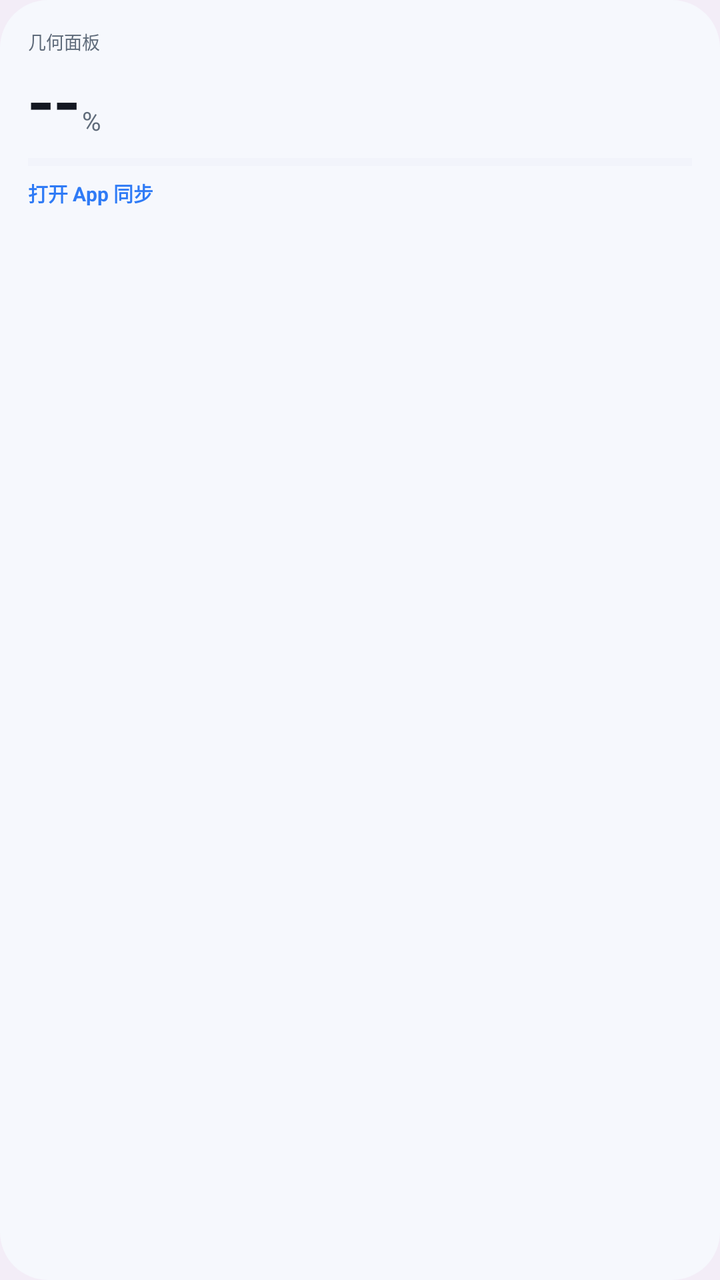
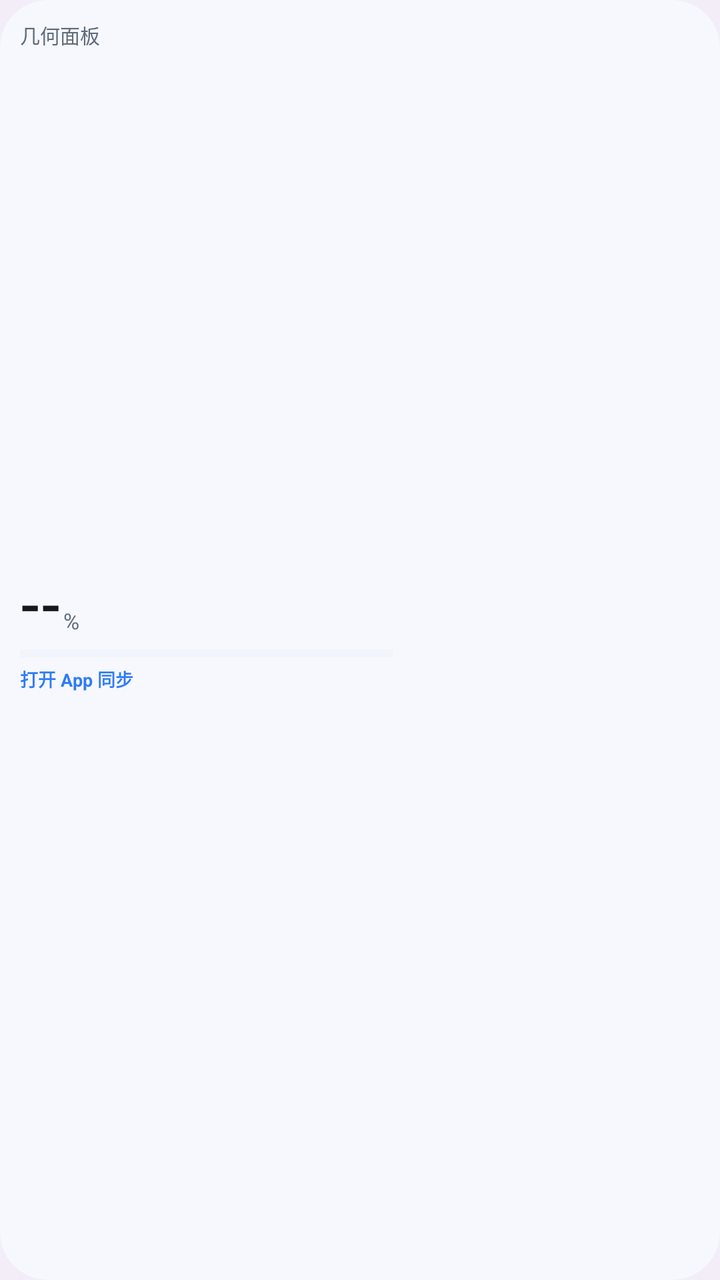

The first picture is an Android layout as it rendered before a commit; the second is the same layout after the commit. The layout source and the unified diff follow.
<!-- AndroidManifest.xml: application theme Theme.ZeehoWebNext -->
<!-- res/layout/widget_2x2.xml -->
<?xml version="1.0" encoding="utf-8"?>
<LinearLayout xmlns:android="http://schemas.android.com/apk/res/android"
    android:id="@+id/w_root"
    android:layout_width="match_parent"
    android:layout_height="match_parent"
    android:orientation="vertical"
    android:padding="14dp"
    android:background="@drawable/widget_card">

    <LinearLayout
        android:layout_width="match_parent"
        android:layout_height="wrap_content"
        android:gravity="center_vertical"
        android:orientation="horizontal">
        <TextView
            android:id="@+id/w_title"
            android:layout_width="0dp"
            android:layout_height="wrap_content"
            android:layout_weight="1"
            android:singleLine="true"
            android:ellipsize="end"
            android:text="@string/widget_title"
            android:textColor="@color/widget_text_secondary"
            android:textSize="9sp" />
</LinearLayout>

    <LinearLayout
        android:layout_width="match_parent"
        android:layout_height="wrap_content"
        android:layout_marginTop="2dp"
        android:baselineAligned="false"
        android:gravity="bottom"
        android:orientation="horizontal">
        <TextView
            android:id="@+id/w_soc"
            android:layout_width="wrap_content"
            android:layout_height="wrap_content"
            android:includeFontPadding="false"
            android:fontFamily="sans-serif-medium"
            android:text="@string/widget_soc_unknown"
            android:textColor="@color/widget_text_primary"
            android:textSize="38sp" />
        <TextView
            android:layout_width="wrap_content"
            android:layout_height="wrap_content"
            android:layout_marginStart="1dp"
            android:layout_marginBottom="5dp"
            android:text="%"
            android:textColor="@color/widget_text_secondary"
            android:textSize="13sp" />
        <TextView
            android:id="@+id/w_voltage"
            android:layout_width="0dp"
            android:layout_height="wrap_content"
            android:layout_marginBottom="5dp"
            android:layout_weight="1"
            android:gravity="end"
            android:singleLine="true"
            android:text=""
            android:textColor="@color/widget_text_secondary"
            android:textSize="9sp" />
    </LinearLayout>

    <ProgressBar
        android:id="@+id/w_progress"
        style="?android:attr/progressBarStyleHorizontal"
        android:layout_width="match_parent"
        android:layout_height="4dp"
        android:layout_marginTop="5dp"
        android:progressBackgroundTint="@color/widget_line"
        android:progressTint="@color/widget_accent" />

    <TextView
        android:id="@+id/w_charge"
        android:layout_width="match_parent"
        android:layout_height="wrap_content"
        android:layout_marginTop="6dp"
        android:singleLine="true"
        android:text="@string/widget_no_data"
        android:textColor="@color/widget_accent"
        android:textSize="10sp"
        android:textStyle="bold" />

    <TextView
        android:id="@+id/w_sub"
        android:layout_width="match_parent"
        android:layout_height="wrap_content"
        android:layout_marginTop="1dp"
        android:singleLine="true"
        android:ellipsize="end"
        android:text=""
        android:textColor="@color/widget_text_secondary"
        android:textSize="8sp" />

    <TextView
        android:layout_width="match_parent"
        android:layout_height="0dp"
        android:layout_weight="1" />

    <LinearLayout
        android:layout_width="match_parent"
        android:layout_height="wrap_content"
        android:layout_marginTop="3dp"
        android:orientation="horizontal">
        <TextView
            android:id="@+id/w_lock"
            android:layout_width="0dp"
            android:layout_height="wrap_content"
            android:layout_weight="1"
            android:singleLine="true"
            android:text=""
            android:textColor="@color/widget_text_secondary"
            android:textSize="8sp" />
        <TextView
            android:id="@+id/w_updated"
            android:layout_width="wrap_content"
            android:layout_height="wrap_content"
            android:singleLine="true"
            android:text=""
            android:textColor="@color/widget_text_secondary"
            android:textSize="8sp" />
    </LinearLayout>
</LinearLayout>
<!-- resources referenced by this layout -->
<resources>
  <color name="widget_accent">#FF2F7BF6</color>
  <color name="widget_line">#FFE2E8F2</color>
  <color name="widget_text_primary">#FF131720</color>
  <color name="widget_text_secondary">#FF5F6B7A</color>
  <!-- drawable widget_card (drawable) -->
  <?xml version="1.0" encoding="utf-8"?>
  <shape xmlns:android="http://schemas.android.com/apk/res/android" android:shape="rectangle">
      <solid android:color="@color/widget_card_bg" />
      <corners android:radius="24dp" />
  </shape>
  <string name="widget_no_data">打开 App 同步</string>
  <string name="widget_soc_unknown">--</string>
  <string name="widget_title">几何面板</string>
  <style name="Theme.ZeehoWebNext" parent="android:Theme.Material.Light.NoActionBar">
          <item name="android:windowBackground">@color/page_light</item>
          <item name="android:statusBarColor">@android:color/transparent</item>
          <item name="android:navigationBarColor">@android:color/transparent</item>
          <item name="android:windowLightStatusBar">true</item>
          <item name="android:windowLightNavigationBar">true</item>
          <item name="android:windowDrawsSystemBarBackgrounds">true</item>
          <item name="android:colorAccent">@color/brand_purple</item>
      </style>
  <color name="widget_card_bg">#FFF6F8FD</color>
  <color name="page_light">#FFF3EDF7</color>
  <color name="brand_purple">#FF7457B8</color>
</resources>

<!-- the commit's change to res/layout/widget_2x2.xml (unified diff, before → after) -->
@@ -3,118 +3,154 @@
     android:id="@+id/w_root"
     android:layout_width="match_parent"
     android:layout_height="match_parent"
+    android:background="@drawable/widget_card"
     android:orientation="vertical"
-    android:padding="14dp"
-    android:background="@drawable/widget_card">
+    android:padding="10dp">
 
     <LinearLayout
         android:layout_width="match_parent"
         android:layout_height="wrap_content"
         android:gravity="center_vertical"
         android:orientation="horizontal">
+
         <TextView
             android:id="@+id/w_title"
             android:layout_width="0dp"
             android:layout_height="wrap_content"
             android:layout_weight="1"
+            android:ellipsize="end"
             android:singleLine="true"
-            android:ellipsize="end"
             android:text="@string/widget_title"
             android:textColor="@color/widget_text_secondary"
-            android:textSize="9sp" />
-</LinearLayout>
+            android:textSize="10sp" />
+
+        <TextView
+            android:id="@+id/w_updated"
+            android:layout_width="wrap_content"
+            android:layout_height="wrap_content"
+            android:layout_marginStart="4dp"
+            android:ellipsize="end"
+            android:singleLine="true"
+            android:text=""
+            android:textColor="@color/widget_text_secondary"
+            android:textSize="8sp" />
+    </LinearLayout>
+
+    <LinearLayout
+        android:layout_width="match_parent"
+        android:layout_height="0dp"
+        android:layout_marginTop="2dp"
+        android:layout_weight="1"
+        android:baselineAligned="false"
+        android:orientation="horizontal">
+
+        <LinearLayout
+            android:layout_width="0dp"
+            android:layout_height="match_parent"
+            android:layout_weight="1"
+            android:gravity="center_vertical"
+            android:orientation="vertical">
+
+            <LinearLayout
+                android:layout_width="wrap_content"
+                android:layout_height="wrap_content"
+                android:baselineAligned="false"
+                android:gravity="bottom"
+                android:orientation="horizontal">
+
+                <TextView
+                    android:id="@+id/w_soc"
+                    android:layout_width="wrap_content"
+                    android:layout_height="wrap_content"
+                    android:fontFamily="sans-serif-medium"
+                    android:includeFontPadding="false"
+                    android:text="@string/widget_soc_unknown"
+                    android:textColor="@color/widget_text_primary"
+                    android:textSize="30sp" />
+
+                <TextView
+                    android:layout_width="wrap_content"
+                    android:layout_height="wrap_content"
+                    android:layout_marginStart="1dp"
+                    android:layout_marginBottom="3dp"
+                    android:text="%"
+                    android:textColor="@color/widget_text_secondary"
+                    android:textSize="11sp" />
+            </LinearLayout>
+
+            <ProgressBar
+                android:id="@+id/w_progress"
+                style="?android:attr/progressBarStyleHorizontal"
+                android:layout_width="match_parent"
+                android:layout_height="4dp"
+                android:layout_marginTop="4dp"
+                android:progressBackgroundTint="@color/widget_line"
+                android:progressTint="@color/widget_accent" />
+
+            <TextView
+                android:id="@+id/w_charge"
+                android:layout_width="match_parent"
+                android:layout_height="wrap_content"
+                android:layout_marginTop="4dp"
+                android:ellipsize="end"
+                android:singleLine="true"
+                android:text="@string/widget_no_data"
+                android:textColor="@color/widget_accent"
+                android:textSize="9sp"
+                android:textStyle="bold" />
+
+            <TextView
+                android:id="@+id/w_sub"
+                android:layout_width="match_parent"
+                android:layout_height="wrap_content"
+                android:layout_marginTop="1dp"
+                android:ellipsize="end"
+                android:singleLine="true"
+                android:text=""
+                android:textColor="@color/widget_text_secondary"
+                android:textSize="8sp" />
+        </LinearLayout>
+
+        <FrameLayout
+            android:id="@+id/w_car_box"
+            android:layout_width="0dp"
+            android:layout_height="match_parent"
+            android:layout_marginStart="4dp"
+            android:layout_weight="0.8">
+
+            <ImageView
+                android:id="@+id/w_car"
+                android:layout_width="match_parent"
+                android:layout_height="match_parent"
+                android:contentDescription="@string/widget_title"
+                android:scaleType="fitCenter" />
+        </FrameLayout>
+    </LinearLayout>
 
     <LinearLayout
         android:layout_width="match_parent"
         android:layout_height="wrap_content"
         android:layout_marginTop="2dp"
-        android:baselineAligned="false"
-        android:gravity="bottom"
+        android:gravity="center_vertical"
         android:orientation="horizontal">
-        <TextView
-            android:id="@+id/w_soc"
-            android:layout_width="wrap_content"
-            android:layout_height="wrap_content"
-            android:includeFontPadding="false"
-            android:fontFamily="sans-serif-medium"
-            android:text="@string/widget_soc_unknown"
-            android:textColor="@color/widget_text_primary"
-            android:textSize="38sp" />
-        <TextView
-            android:layout_width="wrap_content"
-            android:layout_height="wrap_content"
-            android:layout_marginStart="1dp"
-            android:layout_marginBottom="5dp"
-            android:text="%"
-            android:textColor="@color/widget_text_secondary"
-            android:textSize="13sp" />
-        <TextView
-            android:id="@+id/w_voltage"
-            android:layout_width="0dp"
-            android:layout_height="wrap_content"
-            android:layout_marginBottom="5dp"
-            android:layout_weight="1"
-            android:gravity="end"
-            android:singleLine="true"
-            android:text=""
-            android:textColor="@color/widget_text_secondary"
-            android:textSize="9sp" />
-    </LinearLayout>
 
-    <ProgressBar
-        android:id="@+id/w_progress"
-        style="?android:attr/progressBarStyleHorizontal"
-        android:layout_width="match_parent"
-        android:layout_height="4dp"
-        android:layout_marginTop="5dp"
-        android:progressBackgroundTint="@color/widget_line"
-        android:progressTint="@color/widget_accent" />
-
-    <TextView
-        android:id="@+id/w_charge"
-        android:layout_width="match_parent"
-        android:layout_height="wrap_content"
-        android:layout_marginTop="6dp"
-        android:singleLine="true"
-        android:text="@string/widget_no_data"
-        android:textColor="@color/widget_accent"
-        android:textSize="10sp"
-        android:textStyle="bold" />
-
-    <TextView
-        android:id="@+id/w_sub"
-        android:layout_width="match_parent"
-        android:layout_height="wrap_content"
-        android:layout_marginTop="1dp"
-        android:singleLine="true"
-        android:ellipsize="end"
-        android:text=""
-        android:textColor="@color/widget_text_secondary"
-        android:textSize="8sp" />
-
-    <TextView
-        android:layout_width="match_parent"
-        android:layout_height="0dp"
-        android:layout_weight="1" />
-
-    <LinearLayout
-        android:layout_width="match_parent"
-        android:layout_height="wrap_content"
-        android:layout_marginTop="3dp"
-        android:orientation="horizontal">
         <TextView
             android:id="@+id/w_lock"
             android:layout_width="0dp"
             android:layout_height="wrap_content"
             android:layout_weight="1"
+            android:ellipsize="end"
             android:singleLine="true"
             android:text=""
             android:textColor="@color/widget_text_secondary"
             android:textSize="8sp" />
+
         <TextView
-            android:id="@+id/w_updated"
+            android:id="@+id/w_voltage"
             android:layout_width="wrap_content"
             android:layout_height="wrap_content"
+            android:layout_marginStart="4dp"
+            android:ellipsize="end"
             android:singleLine="true"
             android:text=""
             android:textColor="@color/widget_text_secondary"
